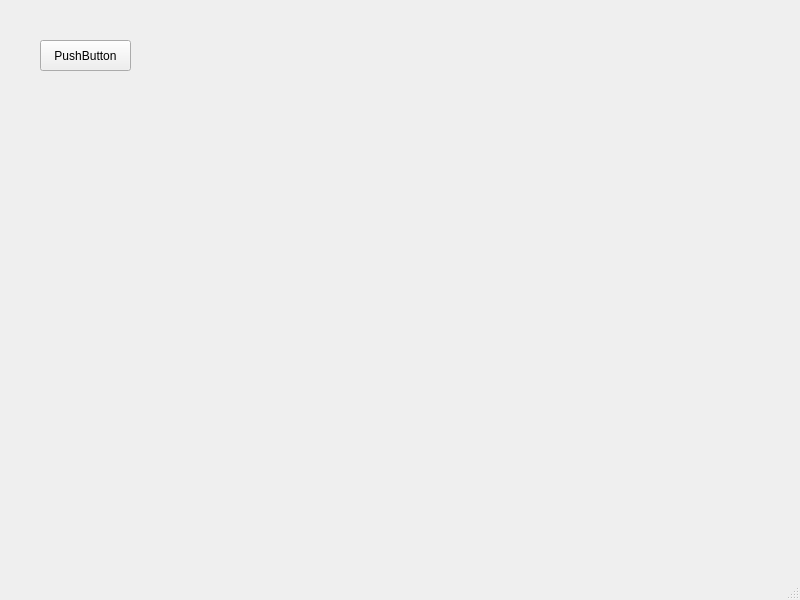
Old version of the form runey_1/mainwindow.ui in the repository Harmonised7/qt-projects.
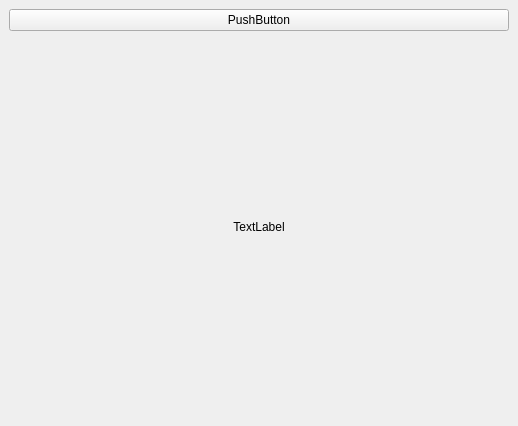
New version of the form.

Diff of the .ui file:
```diff
--- a/runey_1/mainwindow.ui
+++ b/runey_1/mainwindow.ui
@@ -6,39 +6,40 @@
    <rect>
     <x>0</x>
     <y>0</y>
-    <width>800</width>
-    <height>600</height>
+    <width>518</width>
+    <height>426</height>
    </rect>
   </property>
   <property name="windowTitle">
    <string>MainWindow</string>
   </property>
   <widget class="QWidget" name="centralwidget">
+   <layout class="QVBoxLayout" name="verticalLayout">
+    <item>
+     <layout class="QHBoxLayout" name="horizontalLayout"/>
+    </item>
+    <item>
    <widget class="QPushButton" name="pushButton">
-    <property name="geometry">
-     <rect>
-      <x>40</x>
-      <y>40</y>
-      <width>91</width>
-      <height>31</height>
-     </rect>
-    </property>
     <property name="text">
      <string>PushButton</string>
     </property>
    </widget>
-  </widget>
-  <widget class="QMenuBar" name="menubar">
-   <property name="geometry">
-    <rect>
-     <x>0</x>
-     <y>0</y>
-     <width>800</width>
-     <height>22</height>
-    </rect>
-   </property>
-  </widget>
-  <widget class="QStatusBar" name="statusbar"/>
+    </item>
+    <item>
+     <widget class="QLabel" name="label">
+      <property name="layoutDirection">
+       <enum>Qt::LeftToRight</enum>
+      </property>
+      <property name="text">
+       <string>TextLabel</string>
+      </property>
+      <property name="alignment">
+       <set>Qt::AlignCenter</set>
+      </property>
+     </widget>
+    </item>
+   </layout>
+  </widget>
  </widget>
  <resources/>
  <connections/>
```
Left out of the diff: 2 changed lines with no effect on the pictures. Lines whose indentation alone changed are shown as unchanged.
